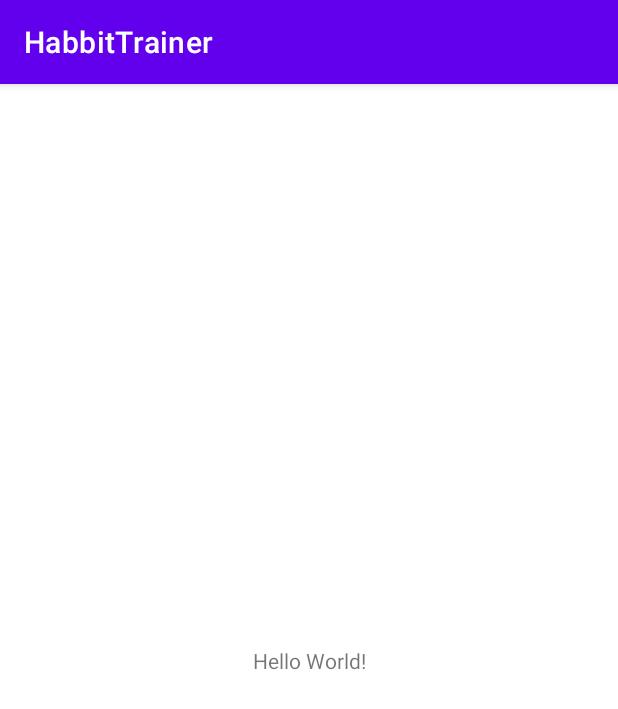
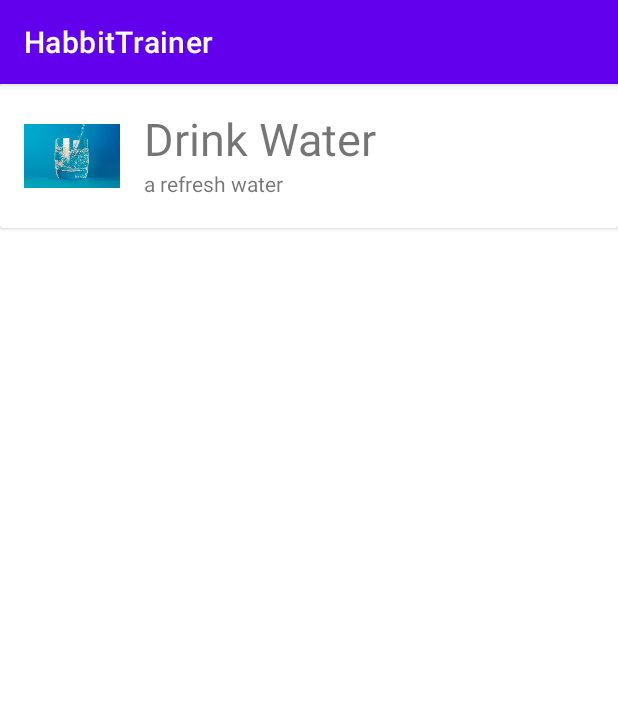
Before and after one commit to bemaldvanitha/habbit-trainner, an Android app: the screen it shows after launch (MainActivity), on a phone screen of 412 x 824 dp. Shown: the top 709 px of the screen. Run offline under Robolectric (Android 15) with nearby library versions, the phone set to English and light mode, and no system bars.

Commit message:
added card layout

```diff
--- a/app/build.gradle
+++ b/app/build.gradle
@@ -34,6 +34,7 @@ android {
 
 dependencies {
 
+    compile "com.android.support:cardview-v7:30.0.0"
     implementation "org.jetbrains.kotlin:kotlin-stdlib:$kotlin_version"
     implementation 'androidx.core:core-ktx:1.3.2'
     implementation 'androidx.appcompat:appcompat:1.2.0'
--- a/app/src/main/res/layout/activity_main.xml
+++ b/app/src/main/res/layout/activity_main.xml
@@ -1,18 +1,48 @@
 <?xml version="1.0" encoding="utf-8"?>
-<androidx.constraintlayout.widget.ConstraintLayout xmlns:android="http://schemas.android.com/apk/res/android"
+<ScrollView xmlns:android="http://schemas.android.com/apk/res/android"
     xmlns:app="http://schemas.android.com/apk/res-auto"
     xmlns:tools="http://schemas.android.com/tools"
     android:layout_width="match_parent"
     android:layout_height="match_parent"
     tools:context=".MainActivity">
 
-    <TextView
-        android:layout_width="wrap_content"
-        android:layout_height="wrap_content"
-        android:text="Hello World!"
-        app:layout_constraintBottom_toBottomOf="parent"
-        app:layout_constraintLeft_toLeftOf="parent"
-        app:layout_constraintRight_toRightOf="parent"
-        app:layout_constraintTop_toTopOf="parent" />
+    <androidx.cardview.widget.CardView
+        android:layout_width="match_parent"
+        android:layout_height="wrap_content">
 
-</androidx.constraintlayout.widget.ConstraintLayout>
+        <RelativeLayout
+            android:padding="16dp"
+            android:layout_width="match_parent"
+            android:layout_height="wrap_content">
+
+            <ImageView
+                android:id="@+id/iv_icon"
+                android:src="@drawable/water"
+                android:layout_alignParentLeft="true"
+                android:layout_alignParentTop="true"
+                android:layout_marginRight="16dp"
+                android:layout_width="64dp"
+                android:layout_height="64dp"/>
+
+            <TextView
+                android:id="@+id/tv_title"
+                android:layout_toRightOf="@+id/iv_icon"
+                android:layout_alignParentTop="true"
+                android:text="Drink Water"
+                android:textSize="30sp"
+                android:layout_width="wrap_content"
+                android:layout_height="wrap_content"/>
+
+            <TextView
+                android:id="@+id/tv_description"
+                android:layout_toRightOf="@id/iv_icon"
+                android:layout_below="@id/tv_title"
+                android:text="a refresh water"
+                android:layout_width="wrap_content"
+                android:layout_height="wrap_content"/>
+
+        </RelativeLayout>
+
+    </androidx.cardview.widget.CardView>
+
+</ScrollView>
--- a/build.gradle
+++ b/build.gradle
@@ -4,6 +4,9 @@ buildscript {
     repositories {
         google()
         jcenter()
+        maven {
+            url "https://maven.google.com"
+        }
     }
     dependencies {
         classpath "com.android.tools.build:gradle:4.1.1"
```
Also changed, not shown: app/src/main/res/drawable-v24/walk.jpg (added), app/src/main/res/drawable-v24/water.jpg (added), gradle/wrapper/gradle-wrapper.properties.
